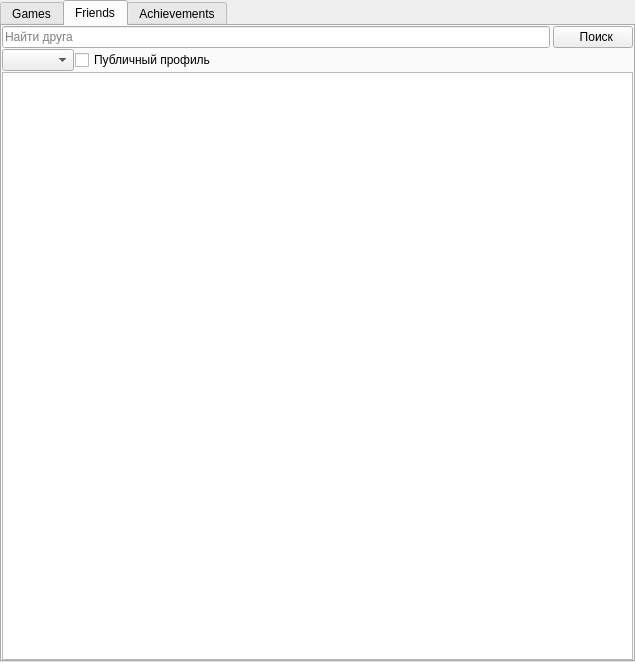
Old version of the form AraSteamManager/subform/formfavorites.ui in the repository Arankir/AraSteamManager.
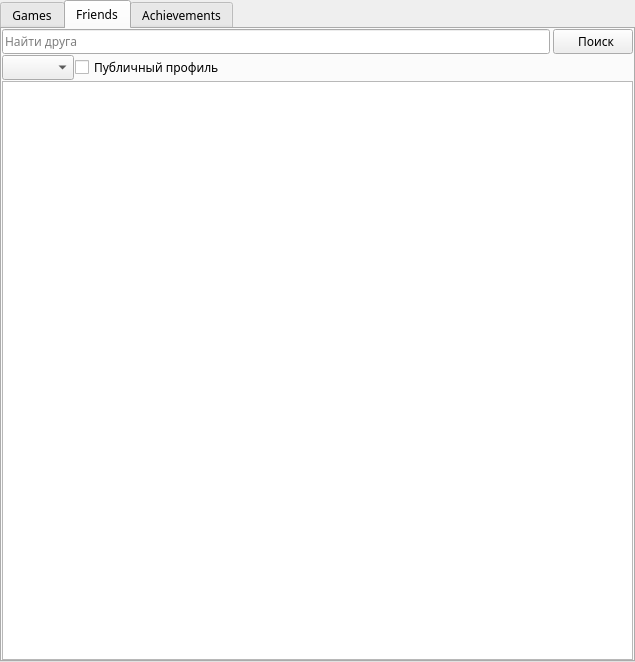
New version of the form.

Patch:
```diff
--- a/AraSteamManager/subform/formfavorites.ui
+++ b/AraSteamManager/subform/formfavorites.ui
@@ -10,6 +10,11 @@
     <height>662</height>
    </rect>
   </property>
+  <property name="font">
+   <font>
+    <family>Ebrima</family>
+   </font>
+  </property>
   <property name="windowTitle">
    <string>Form</string>
   </property>
```
